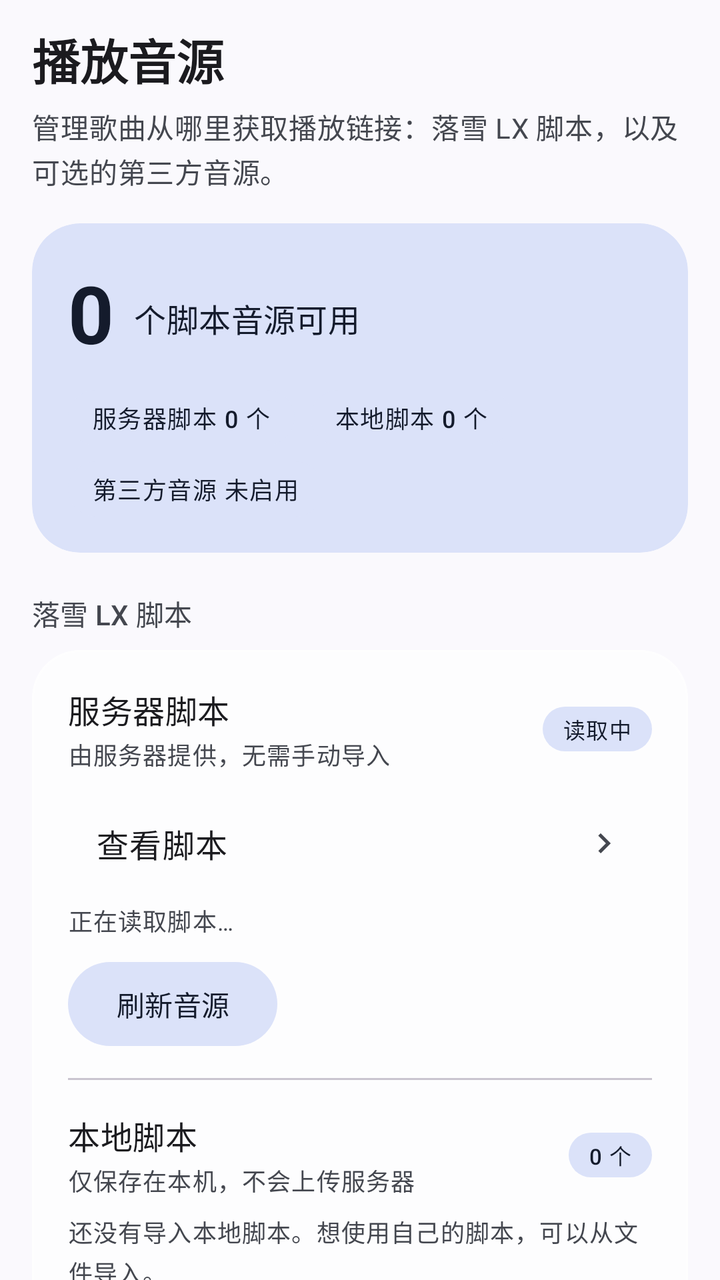
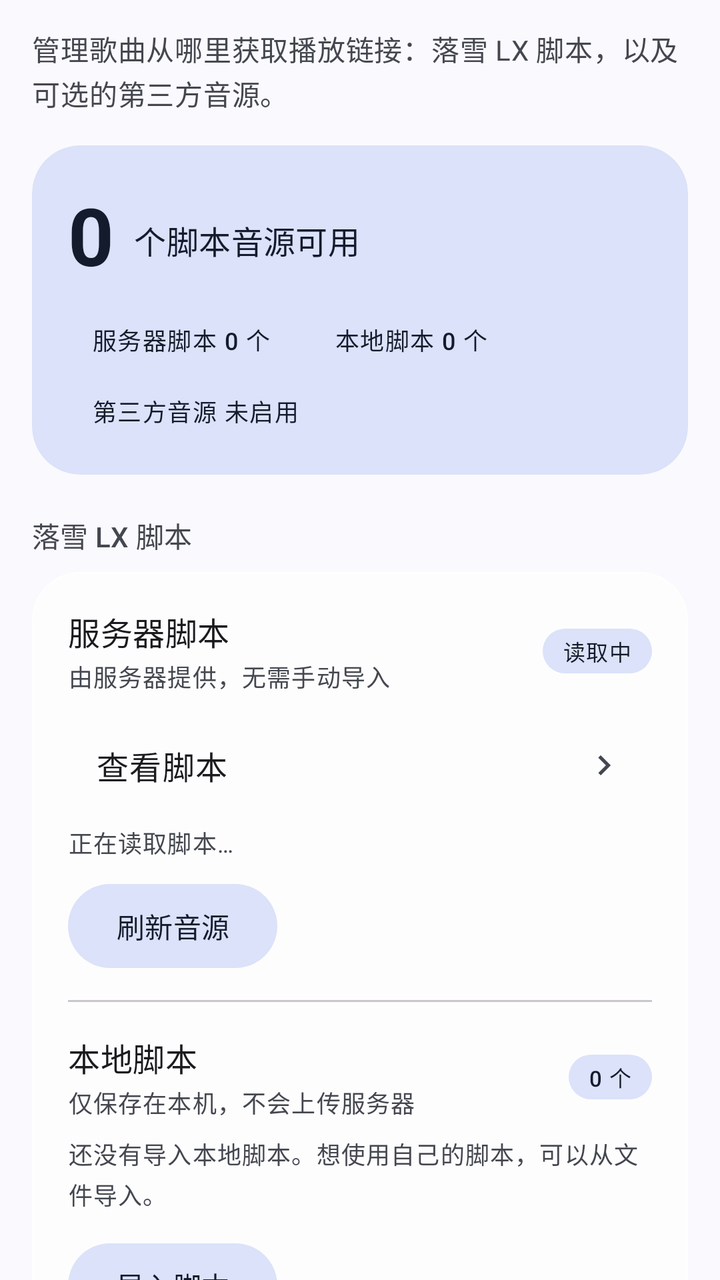

Screens rendered from an Android XML layout before and after an edit, with the pre-edit source and the edit as a unified diff.
<!-- AndroidManifest.xml: application theme Theme.QYMusic -->
<!-- res/layout/fragment_source.xml -->
<?xml version="1.0" encoding="utf-8"?>
<layout xmlns:android="http://schemas.android.com/apk/res/android"
    xmlns:app="http://schemas.android.com/apk/res-auto">

    <androidx.core.widget.NestedScrollView
        android:layout_width="match_parent"
        android:layout_height="match_parent"
        android:clipToPadding="false"
        android:fillViewport="true"
        android:overScrollMode="never">

        <LinearLayout
            android:layout_width="match_parent"
            android:layout_height="wrap_content"
            android:orientation="vertical"
            android:paddingStart="16dp"
            android:paddingTop="4dp"
            android:paddingEnd="16dp"
            android:paddingBottom="28dp">

            
            <TextView
                android:layout_width="match_parent"
                android:layout_height="wrap_content"
                android:layout_marginTop="8dp"
                android:text="播放音源"
                android:textAppearance="@style/TextAppearance.Material3.HeadlineSmall"
                android:textStyle="bold" />

            <TextView
                android:layout_width="match_parent"
                android:layout_height="wrap_content"
                android:layout_marginTop="6dp"
                android:lineSpacingExtra="2dp"
                android:text="管理歌曲从哪里获取播放链接：落雪 LX 脚本，以及可选的第三方音源。"
                android:textAppearance="@style/TextAppearance.Material3.BodyMedium"
                android:textColor="?attr/colorOnSurfaceVariant" />

            
            <com.google.android.material.card.MaterialCardView
                style="@style/Widget.Material3.CardView.Filled"
                android:layout_width="match_parent"
                android:layout_height="wrap_content"
                android:layout_marginTop="16dp"
                app:cardBackgroundColor="?attr/colorSecondaryContainer"
                app:cardCornerRadius="24dp"
                app:cardElevation="0dp"
                app:contentPadding="18dp">

                <LinearLayout
                    android:layout_width="match_parent"
                    android:layout_height="wrap_content"
                    android:orientation="vertical">

                    <LinearLayout
                        android:layout_width="match_parent"
                        android:layout_height="wrap_content"
                        android:gravity="bottom"
                        android:orientation="horizontal">

                        <TextView
                            android:id="@+id/tv_available_count"
                            android:layout_width="wrap_content"
                            android:layout_height="wrap_content"
                            android:text="0"
                            android:textColor="?attr/colorOnSecondaryContainer"
                            android:textSize="40sp"
                            android:textStyle="bold" />

                        <TextView
                            android:layout_width="wrap_content"
                            android:layout_height="wrap_content"
                            android:layout_marginStart="10dp"
                            android:layout_marginBottom="6dp"
                            android:text="个脚本音源可用"
                            android:textAppearance="@style/TextAppearance.Material3.TitleMedium"
                            android:textColor="?attr/colorOnSecondaryContainer" />

                    </LinearLayout>

                    <LinearLayout
                        android:layout_width="match_parent"
                        android:layout_height="wrap_content"
                        android:layout_marginTop="12dp"
                        android:orientation="horizontal">

                        <TextView
                            android:id="@+id/tv_server_chip"
                            android:layout_width="wrap_content"
                            android:layout_height="wrap_content"
                            android:background="@drawable/bg_badge"
                            android:paddingStart="12dp"
                            android:paddingTop="5dp"
                            android:paddingEnd="12dp"
                            android:paddingBottom="5dp"
                            android:text="服务器脚本 0 个"
                            android:textAppearance="@style/TextAppearance.Material3.LabelMedium"
                            android:textColor="?attr/colorOnSecondaryContainer" />

                        <TextView
                            android:id="@+id/tv_local_chip"
                            android:layout_width="wrap_content"
                            android:layout_height="wrap_content"
                            android:layout_marginStart="8dp"
                            android:background="@drawable/bg_badge"
                            android:paddingStart="12dp"
                            android:paddingTop="5dp"
                            android:paddingEnd="12dp"
                            android:paddingBottom="5dp"
                            android:text="本地脚本 0 个"
                            android:textAppearance="@style/TextAppearance.Material3.LabelMedium"
                            android:textColor="?attr/colorOnSecondaryContainer" />

                    </LinearLayout>

                    <TextView
                        android:id="@+id/tv_third_chip"
                        android:layout_width="wrap_content"
                        android:layout_height="wrap_content"
                        android:layout_marginTop="8dp"
                        android:background="@drawable/bg_badge"
                        android:paddingStart="12dp"
                        android:paddingTop="5dp"
                        android:paddingEnd="12dp"
                        android:paddingBottom="5dp"
                        android:text="第三方音源 未启用"
                        android:textAppearance="@style/TextAppearance.Material3.LabelMedium"
                        android:textColor="?attr/colorOnSecondaryContainer" />

                </LinearLayout>

            </com.google.android.material.card.MaterialCardView>

            
            <TextView
                style="@style/TextAppearance.Material3.LabelLarge"
                android:layout_width="match_parent"
                android:layout_height="wrap_content"
                android:layout_marginTop="20dp"
                android:layout_marginBottom="8dp"
                android:text="落雪 LX 脚本"
                android:textColor="?attr/colorOnSurfaceVariant" />

            <com.google.android.material.card.MaterialCardView
                style="@style/Widget.Material3.CardView.Filled"
                android:layout_width="match_parent"
                android:layout_height="wrap_content"
                app:cardBackgroundColor="@color/glass_card"
                app:cardCornerRadius="24dp"
                app:cardElevation="0dp"
                app:contentPadding="18dp"
                app:strokeColor="@color/glass_stroke"
                app:strokeWidth="1dp">

                <LinearLayout
                    android:layout_width="match_parent"
                    android:layout_height="wrap_content"
                    android:orientation="vertical">

                    
                    <LinearLayout
                        android:layout_width="match_parent"
                        android:layout_height="wrap_content"
                        android:gravity="center_vertical"
                        android:orientation="horizontal">

                        <LinearLayout
                            android:layout_width="0dp"
                            android:layout_height="wrap_content"
                            android:layout_weight="1"
                            android:orientation="vertical">

                            <TextView
                                android:layout_width="match_parent"
                                android:layout_height="wrap_content"
                                android:text="服务器脚本"
                                android:textAppearance="@style/TextAppearance.Material3.TitleMedium" />

                            <TextView
                                android:layout_width="match_parent"
                                android:layout_height="wrap_content"
                                android:layout_marginTop="2dp"
                                android:text="由服务器提供，无需手动导入"
                                android:textAppearance="@style/TextAppearance.Material3.BodySmall"
                                android:textColor="?attr/colorOnSurfaceVariant" />

                        </LinearLayout>

                        <TextView
                            android:id="@+id/tv_server_badge"
                            android:layout_width="wrap_content"
                            android:layout_height="wrap_content"
                            android:background="@drawable/bg_badge"
                            android:paddingStart="10dp"
                            android:paddingTop="3dp"
                            android:paddingEnd="10dp"
                            android:paddingBottom="3dp"
                            android:text="读取中"
                            android:textAppearance="@style/TextAppearance.Material3.LabelSmall"
                            android:textColor="?attr/colorOnSecondaryContainer" />

                    </LinearLayout>

                    <LinearLayout
                        android:id="@+id/btn_toggle_server"
                        android:layout_width="match_parent"
                        android:layout_height="wrap_content"
                        android:layout_marginTop="12dp"
                        android:background="?attr/selectableItemBackground"
                        android:gravity="center_vertical"
                        android:orientation="horizontal"
                        android:paddingHorizontal="14dp"
                        android:paddingVertical="12dp">

                        <TextView
                            android:id="@+id/tv_server_toggle"
                            android:layout_width="0dp"
                            android:layout_height="wrap_content"
                            android:layout_weight="1"
                            android:text="查看脚本"
                            android:textAppearance="@style/TextAppearance.Material3.BodyLarge" />

                        <ImageView
                            android:id="@+id/iv_server_chevron"
                            android:layout_width="20dp"
                            android:layout_height="20dp"
                            android:contentDescription="展开"
                            android:src="@drawable/baseline_chevron_right_24"
                            app:tint="?attr/colorOnSurfaceVariant" />

                    </LinearLayout>

                    <LinearLayout
                        android:id="@+id/ll_scripts"
                        android:layout_width="match_parent"
                        android:layout_height="wrap_content"
                        android:layout_marginTop="2dp"
                        android:orientation="vertical"
                        android:visibility="gone" />

                    <TextView
                        android:id="@+id/tv_scripts_empty"
                        android:layout_width="match_parent"
                        android:layout_height="wrap_content"
                        android:lineSpacingExtra="3dp"
                        android:paddingTop="6dp"
                        android:text="正在读取脚本…"
                        android:textAppearance="@style/TextAppearance.Material3.BodySmall"
                        android:textColor="?attr/colorOnSurfaceVariant" />

                    <com.google.android.material.button.MaterialButton
                        android:id="@+id/btn_refresh"
                        style="@style/Widget.Material3.Button.TonalButton"
                        android:layout_width="wrap_content"
                        android:layout_height="42dp"
                        android:layout_marginTop="12dp"
                        android:insetTop="0dp"
                        android:insetBottom="0dp"
                        android:text="刷新音源" />

                    <View
                        android:layout_width="match_parent"
                        android:layout_height="1dp"
                        android:layout_marginVertical="16dp"
                        android:background="?attr/colorOutlineVariant" />

                    
                    <LinearLayout
                        android:layout_width="match_parent"
                        android:layout_height="wrap_content"
                        android:gravity="center_vertical"
                        android:orientation="horizontal">

                        <LinearLayout
                            android:layout_width="0dp"
                            android:layout_height="wrap_content"
                            android:layout_weight="1"
                            android:orientation="vertical">

                            <TextView
                                android:layout_width="match_parent"
                                android:layout_height="wrap_content"
                                android:text="本地脚本"
                                android:textAppearance="@style/TextAppearance.Material3.TitleMedium" />

                            <TextView
                                android:layout_width="match_parent"
                                android:layout_height="wrap_content"
                                android:layout_marginTop="2dp"
                                android:text="仅保存在本机，不会上传服务器"
                                android:textAppearance="@style/TextAppearance.Material3.BodySmall"
                                android:textColor="?attr/colorOnSurfaceVariant" />

                        </LinearLayout>

                        <TextView
                            android:id="@+id/tv_local_badge"
                            android:layout_width="wrap_content"
                            android:layout_height="wrap_content"
                            android:background="@drawable/bg_badge"
                            android:paddingStart="10dp"
                            android:paddingTop="3dp"
                            android:paddingEnd="10dp"
                            android:paddingBottom="3dp"
                            android:text="0 个"
                            android:textAppearance="@style/TextAppearance.Material3.LabelSmall"
                            android:textColor="?attr/colorOnSecondaryContainer" />

                    </LinearLayout>

                    <TextView
                        android:id="@+id/tv_local_scripts_empty"
                        android:layout_width="match_parent"
                        android:layout_height="wrap_content"
                        android:layout_marginTop="8dp"
                        android:lineSpacingExtra="3dp"
                        android:text="还没有导入本地脚本。想使用自己的脚本，可以从文件导入。"
                        android:textAppearance="@style/TextAppearance.Material3.BodySmall"
                        android:textColor="?attr/colorOnSurfaceVariant" />

                    <LinearLayout
                        android:id="@+id/ll_local_scripts"
                        android:layout_width="match_parent"
                        android:layout_height="wrap_content"
                        android:layout_marginTop="4dp"
                        android:orientation="vertical" />

                    <com.google.android.material.button.MaterialButton
                        android:id="@+id/btn_import_local"
                        style="@style/Widget.Material3.Button.TonalButton"
                        android:layout_width="wrap_content"
                        android:layout_height="42dp"
                        android:layout_marginTop="12dp"
                        android:insetTop="0dp"
                        android:insetBottom="0dp"
                        android:text="导入脚本" />

                </LinearLayout>

            </com.google.android.material.card.MaterialCardView>

            
            <TextView
                style="@style/TextAppearance.Material3.LabelLarge"
                android:layout_width="match_parent"
                android:layout_height="wrap_content"
                android:layout_marginTop="20dp"
                android:layout_marginBottom="8dp"
                android:text="第三方音源（可选）"
                android:textColor="?attr/colorOnSurfaceVariant" />

            <com.google.android.material.card.MaterialCardView
                style="@style/Widget.Material3.CardView.Filled"
                android:layout_width="match_parent"
                android:layout_height="wrap_content"
                app:cardBackgroundColor="@color/glass_card"
                app:cardCornerRadius="24dp"
                app:cardElevation="0dp"
                app:contentPadding="18dp"
                app:strokeColor="@color/glass_stroke"
                app:strokeWidth="1dp">

                <LinearLayout
                    android:layout_width="match_parent"
                    android:layout_height="wrap_content"
                    android:orientation="vertical">

                    <LinearLayout
                        android:layout_width="match_parent"
                        android:layout_height="wrap_content"
                        android:gravity="center_vertical"
                        android:orientation="horizontal">

                        <LinearLayout
                            android:layout_width="0dp"
                            android:layout_height="wrap_content"
                            android:layout_weight="1"
                            android:orientation="vertical">

                            <TextView
                                android:layout_width="match_parent"
                                android:layout_height="wrap_content"
                                android:text="启用第三方音源"
                                android:textAppearance="@style/TextAppearance.Material3.TitleMedium" />

                            <TextView
                                android:layout_width="match_parent"
                                android:layout_height="wrap_content"
                                android:layout_marginTop="2dp"
                                android:text="默认关闭，开启后才会使用"
                                android:textAppearance="@style/TextAppearance.Material3.BodySmall"
                                android:textColor="?attr/colorOnSurfaceVariant" />

                        </LinearLayout>

                        <com.google.android.material.materialswitch.MaterialSwitch
                            android:id="@+id/switch_third_party"
                            android:layout_width="wrap_content"
                            android:layout_height="wrap_content" />

                    </LinearLayout>

                    <View
                        android:layout_width="match_parent"
                        android:layout_height="1dp"
                        android:layout_marginVertical="16dp"
                        android:background="?attr/colorOutlineVariant" />

                    
                    <LinearLayout
                        android:layout_width="match_parent"
                        android:layout_height="wrap_content"
                        android:gravity="center_vertical"
                        android:orientation="horizontal">

                        <TextView
                            android:layout_width="34dp"
                            android:layout_height="34dp"
                            android:background="@drawable/bg_icon_circle"
                            android:gravity="center"
                            android:text="1"
                            android:textAppearance="@style/TextAppearance.Material3.LabelLarge"
                            android:textColor="?attr/colorPrimary" />

                        <LinearLayout
                            android:layout_width="0dp"
                            android:layout_height="wrap_content"
                            android:layout_marginStart="12dp"
                            android:layout_weight="1"
                            android:orientation="vertical">

                            <LinearLayout
                                android:layout_width="match_parent"
                                android:layout_height="wrap_content"
                                android:gravity="center_vertical"
                                android:orientation="horizontal">

                                <TextView
                                    android:layout_width="wrap_content"
                                    android:layout_height="wrap_content"
                                    android:text="ChKSz API 密钥"
                                    android:textAppearance="@style/TextAppearance.Material3.TitleSmall" />

                                <TextView
                                    android:id="@+id/tv_chksz_status"
                                    android:layout_width="wrap_content"
                                    android:layout_height="wrap_content"
                                    android:layout_marginStart="8dp"
                                    android:background="@drawable/bg_badge"
                                    android:paddingStart="8dp"
                                    android:paddingTop="2dp"
                                    android:paddingEnd="8dp"
                                    android:paddingBottom="2dp"
                                    android:text="未配置"
                                    android:textAppearance="@style/TextAppearance.Material3.LabelSmall"
                                    android:textColor="?attr/colorOnSecondaryContainer" />

                            </LinearLayout>

                            <TextView
                                android:layout_width="match_parent"
                                android:layout_height="wrap_content"
                                android:layout_marginTop="2dp"
                                android:text="api.chksz.com"
                                android:textAppearance="@style/TextAppearance.Material3.BodySmall"
                                android:textColor="?attr/colorOnSurfaceVariant" />

                        </LinearLayout>

                        <com.google.android.material.button.MaterialButton
                            android:id="@+id/btn_edit_key"
                            style="@style/Widget.Material3.Button.TonalButton"
                            android:layout_width="wrap_content"
                            android:layout_height="40dp"
                            android:insetTop="0dp"
                            android:insetBottom="0dp"
                            android:text="填写密钥" />

                    </LinearLayout>

                    
                    <LinearLayout
                        android:layout_width="match_parent"
                        android:layout_height="wrap_content"
                        android:layout_marginTop="16dp"
                        android:gravity="center_vertical"
                        android:orientation="horizontal">

                        <TextView
                            android:layout_width="34dp"
                            android:layout_height="34dp"
                            android:background="@drawable/bg_icon_circle"
                            android:gravity="center"
                            android:text="2"
                            android:textAppearance="@style/TextAppearance.Material3.LabelLarge"
                            android:textColor="?attr/colorPrimary" />

                        <LinearLayout
                            android:layout_width="0dp"
                            android:layout_height="wrap_content"
                            android:layout_marginStart="12dp"
                            android:layout_weight="1"
                            android:orientation="vertical">

                            <TextView
                                android:layout_width="match_parent"
                                android:layout_height="wrap_content"
                                android:text="测试连接"
                                android:textAppearance="@style/TextAppearance.Material3.TitleSmall" />

                            <TextView
                                android:layout_width="match_parent"
                                android:layout_height="wrap_content"
                                android:layout_marginTop="2dp"
                                android:text="填写密钥后再测试"
                                android:textAppearance="@style/TextAppearance.Material3.BodySmall"
                                android:textColor="?attr/colorOnSurfaceVariant" />

                        </LinearLayout>

                        <com.google.android.material.button.MaterialButton
                            android:id="@+id/btn_test_third_party"
                            style="@style/Widget.Material3.Button.TonalButton"
                            android:layout_width="wrap_content"
                            android:layout_height="40dp"
                            android:insetTop="0dp"
                            android:insetBottom="0dp"
                            android:text="测试" />

                    </LinearLayout>

                </LinearLayout>

            </com.google.android.material.card.MaterialCardView>

        </LinearLayout>

    </androidx.core.widget.NestedScrollView>

</layout>
<!-- resources referenced by this layout -->
<resources>
  <color name="glass_card">#B8FFFFFF</color>
  <color name="glass_stroke">#80FFFFFF</color>
  <!-- drawable baseline_chevron_right_24 (drawable) -->
  <vector xmlns:android="http://schemas.android.com/apk/res/android"
      android:width="24dp"
      android:height="24dp"
      android:tint="?attr/colorOnBackground"
      android:viewportWidth="24"
      android:viewportHeight="24">
  
      <path
          android:fillColor="@android:color/white"
          android:pathData="M10,6L8.59,7.41 13.17,12l-4.58,4.59L10,18l6,-6z" />
  
  </vector>
  <!-- drawable bg_badge (drawable) -->
  <?xml version="1.0" encoding="utf-8"?>
  <shape xmlns:android="http://schemas.android.com/apk/res/android"
      android:shape="rectangle">
      <solid android:color="?attr/colorSecondaryContainer" />
      <corners android:radius="999dp" />
  </shape>
  <!-- drawable bg_icon_circle (drawable) -->
  <?xml version="1.0" encoding="utf-8"?>
  <shape xmlns:android="http://schemas.android.com/apk/res/android"
      android:shape="oval">
      <solid android:color="#1A5B4DBB" />
  </shape>
  <style name="Theme.QYMusic" parent="Theme.Material3.DynamicColors.DayNight.NoActionBar">
          
          <item name="android:statusBarColor">@android:color/transparent</item>
          <item name="android:navigationBarColor">@android:color/transparent</item>
          <item name="android:windowTranslucentStatus">false</item>
          <item name="android:windowLightStatusBar">true</item>
          <item name="android:windowLightNavigationBar" tools:targetApi="27">true</item>
          <item name="android:enforceNavigationBarContrast" tools:targetApi="29">false</item>
          
      </style>
</resources>

<!-- the commit's change to res/layout/fragment_source.xml (unified diff, before → after) -->
@@ -18,19 +18,10 @@
             android:paddingEnd="16dp"
             android:paddingBottom="28dp">
 
-            
             <TextView
                 android:layout_width="match_parent"
                 android:layout_height="wrap_content"
-                android:layout_marginTop="8dp"
-                android:text="播放音源"
-                android:textAppearance="@style/TextAppearance.Material3.HeadlineSmall"
-                android:textStyle="bold" />
-
-            <TextView
-                android:layout_width="match_parent"
-                android:layout_height="wrap_content"
-                android:layout_marginTop="6dp"
+                android:layout_marginTop="10dp"
                 android:lineSpacingExtra="2dp"
                 android:text="管理歌曲从哪里获取播放链接：落雪 LX 脚本，以及可选的第三方音源。"
                 android:textAppearance="@style/TextAppearance.Material3.BodyMedium"
